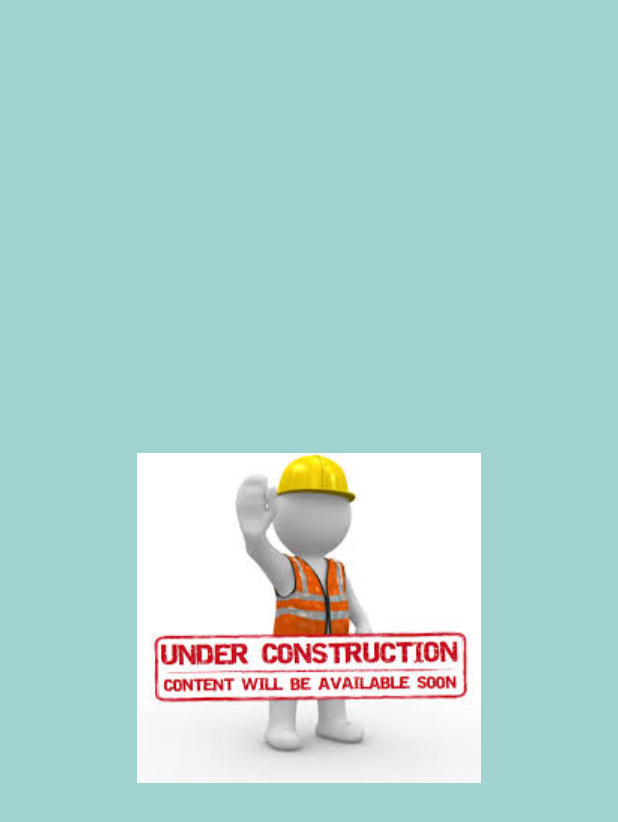
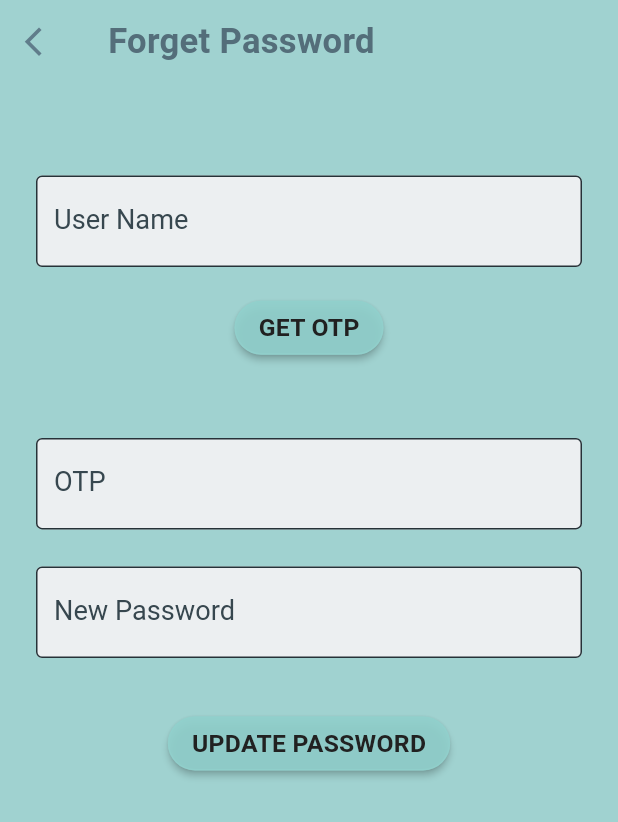
Before and after one commit to kiranb9555/Flutteriosbuild, a Flutter app: the screen it shows after launch, item 2 of the bottom bar chosen, after a tap on "Forget Password", on a phone screen of 412 x 824 dp. Shown: the top 822 px of the screen. Run offline on Flutter 3.47's test engine with Material 2 defaults, Android fonts, the phone set to English and light mode, and no system bars; our stand-ins replace animated_text_kit, cached_network_image, connectivity_plus, convex_bottom_bar, date_time_picker, device_info_plus and 7 more; missing offline and left inert: razorpay_flutter; accounts and stored records are empty.

Commit message:
password update
password update

```diff
--- a/lib/core/constant.dart
+++ b/lib/core/constant.dart
@@ -76,6 +76,10 @@ class Constant {
   /*
   * {"objReqValidateAndGenrateOTP":{"CompanyCode":"","UserId":"35","OTP": "9751","Password":"1234"}}
   * */
+  static const String API_CHANGE_PASSWORD = "ChangePasswordOutsideUser";
+  /*
+  * {"objReqOutsideLogin":{"OldPassword":"1234","Password":"123456","UserId":1}}
+  * */
 
   static const String API_APP_VERSION = "GetDeleteVersionDetail";
   /*
--- a/lib/core/util.dart
+++ b/lib/core/util.dart
@@ -80,7 +80,7 @@ class Util {
                 page: Home(),
               ),
             );
-          } else if (title == "Profile" || title == "Chat History") {
+          } else if (title == "Profile" || title == "Chat History" || title == "Change Password") {
             Navigator.pushReplacement(
               context,
               SlideLeftRoute(
--- /dev/null
+++ b/lib/module/forget_password.dart
@@ -0,0 +1,352 @@
+import 'dart:convert';
+
+import 'package:Counselinks/module/signin.dart';
+import 'package:Counselinks/shared/slide_left_route.dart';
+import 'package:flutter/material.dart';
+
+import '../core/constant.dart';
+import '../core/service_call.dart';
+import '../core/util.dart';
+import '../database/shared_pred_data.dart';
+
+class ForgetPassword extends StatefulWidget {
+  const ForgetPassword({Key? key}) : super(key: key);
+
+  @override
+  State<ForgetPassword> createState() => _ForgetPasswordState();
+}
+
+class _ForgetPasswordState extends State<ForgetPassword> {
+  TextEditingController userNameController = TextEditingController();
+  TextEditingController userIdController = TextEditingController();
+  TextEditingController otpController = TextEditingController();
+  TextEditingController otp1Controller = TextEditingController();
+  TextEditingController newPassController = TextEditingController();
+  final _otpFormKey = GlobalKey<FormState>();
+  final _formKey = GlobalKey<FormState>();
+  bool isUpdating = false;
+  bool isOtp = false;
+  var userLoginResponse;
+  dynamic userLoginData;
+
+  @override
+  void initState() {
+    // _getUserDetail();
+    super.initState();
+  }
+
+  _getUserDetail() async {
+    print("userNameController464464");
+    try {
+      userLoginResponse = (await SharedPrefData.getUserLoginData())!;
+      print("userNameController344");
+      print(userLoginResponse);
+      setState(() {
+        userLoginData = jsonDecode(userLoginResponse);
+        userNameController.text = userLoginData['responseObject'][0]['UserName'].toString();
+        print("userNameController");
+        print(userNameController.text);
+      });
+    } catch (e) {
+      print(e);
+    }
+  }
+
+  @override
+  Widget build(BuildContext context) {
+    return GestureDetector(
+      onTap: (){
+        FocusScope.of(context).requestFocus(new FocusNode());
+      },
+      child: WillPopScope(
+        onWillPop: () async {
+          Navigator.pushReplacement(
+            context,
+            SlideLeftRoute(
+              page: SignIn(),
+            ),
+          );
+          return false;
+        },
+        child: Container(
+          decoration: Util().boxDecoration(),
+          child: Scaffold(
+            backgroundColor: Colors.transparent,
+            appBar: Util().getAppBar(context, "Forget Password", Util().getScreenHeight(context), Util().getScreenHeight(context)),
+            body: Center(
+                child: _body()
+            ),
+          ),
+        ),
+      ),
+    );
+  }
+
+  _body(){
+    return Container(
+      // height: Util().getScreenHeight(context),context
+      padding: const EdgeInsets.symmetric(horizontal: 24, vertical: 16),
+      alignment: Alignment.bottomCenter,
+      child: SingleChildScrollView(
+        child: Column(
+          children: [
+            _otpTxt(),
+            _otpPassContainer()
+          ],
+        ),
+      ),
+    );
+  }
+
+  _otpTxt(){
+    return Form(
+        key: _otpFormKey,
+        child: Column(
+          children: [
+            _detailForm2("Enter User Name...", "User Name", userNameController),
+            SizedBox(
+              height: MediaQuery.of(context).size.height *0.02,
+            ),
+            !isOtp ? _otpButton("Get OTP") : Util().loadIndicator(),
+          ],
+        )
+    );
+  }
+
+  _otpPassContainer(){
+    double height = Util().getScreenHeight(context);
+    return Form(
+      key: _formKey,
+      child: Column(
+        mainAxisSize: MainAxisSize.min,
+        // crossAxisAlignment: CrossAxisAlignment.stretch,
+        children: [
+
+          SizedBox(
+            height: height * 0.06,
+          ),
+          _detailForm("Enter OTP...", "OTP", otpController),
+          SizedBox(
+            height: height * 0.03,
+          ),
+          _detailForm1("Enter New Password...", "New Password", newPassController),
+          SizedBox(
+            height: height * 0.04,
+          ),
+          !isUpdating ? _submitButton("Update Password") : Util().loadIndicator(),
+          SizedBox(
+            height: height * 0.15,
+          ),
+          SizedBox(
+            height: MediaQuery.of(context).size.height / 5,
+          ),
+
+        ],
+      ),
+    );
+  }
+
+  _detailForm(
+      String hintText, String labelText, TextEditingController controller) {
+    double fontSize = Util().getScreenHeight(context);
+    return TextFormField(
+      // onTap: () => print("email."),
+      validator: (value) => _validateField(value, labelText),
+      controller: controller,
+      cursorColor: Colors.blueGrey.shade900,
+      cursorHeight: 20.0,
+      enabled: true,
+      style: TextStyle(
+        color: Colors.blueGrey,
+        fontSize: fontSize * 0.022,
+      ),
+      decoration: Util().inputDecoration(labelText, hintText, fontSize),
+    );
+  }
+
+  _detailForm2(
+      String hintText, String labelText, TextEditingController controller) {
+    double fontSize = Util().getScreenHeight(context);
+    return TextFormField(
+      // onTap: () => print("email."),
+      // validator: (value) => _validateField(value, labelText),
+      controller: controller,
+      cursorColor: Colors.blueGrey.shade900,
+      cursorHeight: 20.0,
+      enabled: true,
+      style: TextStyle(
+        color: Colors.blueGrey,
+        fontSize: fontSize * 0.022,
+      ),
+      decoration: Util().inputDecoration(labelText, hintText, fontSize),
+    );
+  }
+
+
+  _detailForm1(
+      String hintText, String labelText, TextEditingController controller) {
+    double fontSize = Util().getScreenHeight(context);
+    return TextFormField(
+      validator: (value) => _validateField(value, labelText),
+      controller: controller,
+      cursorColor: Colors.blueGrey.shade900,
+      cursorHeight: 20.0,
+      obscureText: true,
+      style: TextStyle(
+        color: Colors.blueGrey,
+        fontSize: fontSize * 0.022,
+      ),
+      decoration: Util().inputDecoration(labelText, hintText, fontSize),
+    );
+  }
+
+  _validateField(value, labelText) {
+    if (value != null && value.toString().isNotEmpty) {
+      // if (labelText == "Email") {
+      //   var emailPattern =
+      //       r"^[a-zA-Z0-9.a-zA-Z0-9.!#$%&'*+-/=?^_`{|}~]+@[a-zA-Z0-9]+\.[a-zA-Z]+";
+      //   var match = RegExp(emailPattern, caseSensitive: false);
+      //   if (match.hasMatch(value!)) {
+      //     return null;
+      //   } else {
+      //     return 'Please enter valid email';
+      //   }
+      // }
+    } else {
+      return 'Please enter $labelText';
+    }
+  }
+
+  _otpButton(title) {
+    double fontSize = Util().getScreenHeight(context);
+    return ElevatedButton(
+      child: Util().getTextWithStyle1(
+          title: title.toUpperCase(),
+          color: Colors.grey.shade900,
+          fontSize: fontSize * 0.02,
+          fontWeight: FontWeight.w700),
+      style: Util().buttonStyle(
+          foregroundColor: Colors.white,
+          backgroundColor: const Color(0xFF91d0cc).withOpacity(0.9),
+          borderColor: const Color(0xFF91d0cc).withOpacity(0.7),
+          borderRadius: 18.0),
+      onPressed: () async {
+        FocusManager.instance.primaryFocus?.unfocus();
+        // String email = await SharedPrefData.getUserEmail();
+        setState(() {
+          isOtp = !isOtp;
+        });
+        _getOtp();
+      },
+    );
+  }
+
+  _getOtp() async {
+    Map<String, dynamic> passMap = {
+      "objReqValidateAndGenrateOTP":{
+        "CompanyCode":"",
+        "UserName":userNameController.text
+      }
+    };
+
+    print("userMap");
+    print(passMap);
+    ServiceCall()
+        .apiCall(context, Constant.API_BASE_URL + Constant.API_VALIDATE_GENERATE_OTP,
+        passMap)
+        .then((value) async {
+      print("value1324");
+      print(value);
+      if (value["responseCode"] == "1") {
+        Util().displayToastMsg(value["responseMessage"]);
+        userIdController.text = value["responseObject"][0]["UserId"].toString();
+        otp1Controller.text = value["responseObject"][0]["OTP"].toString();
+        setState(() {
+          isOtp = !isOtp;
+        });
+
+      } else if (value["responseCode"] == "0") {
+        Util().displayToastMsg(value["responseMessage"]);
+        setState(() {
+          isOtp = !isOtp;
+        });
+      }
+    });
+  }
+
+  _submitButton(title) {
+    double fontSize = Util().getScreenHeight(context);
+    return ElevatedButton(
+      child: Util().getTextWithStyle1(
+          title: title.toUpperCase(),
+          color: Colors.grey.shade900,
+          fontSize: fontSize * 0.02,
+          fontWeight: FontWeight.w700),
+      style: Util().buttonStyle(
+          foregroundColor: Colors.white,
+          backgroundColor: const Color(0xFF91d0cc).withOpacity(0.9),
+          borderColor: const Color(0xFF91d0cc).withOpacity(0.7),
+          borderRadius: 18.0),
+      onPressed: () async {
+        FocusManager.instance.primaryFocus?.unfocus();
+        // String email = await SharedPrefData.getUserEmail();
+        print("otp1343");
+        if (_formKey.currentState!.validate()) {
+          print("otp1111");
+          print(otpController.text);
+          print(otp1Controller.text);
+          if(otpController.text == otp1Controller.text){
+            setState(() {
+              isUpdating = !isUpdating;
+            });
+            _forgetPassword();
+          }else{
+            // setState(() {
+            //   isUpdating = !isUpdating;
+            // });
+            Util().displayToastMsg("OTP is Incorrect ...");
+          }
+
+        }
+      },
+    );
+  }
+
+  _forgetPassword() async {
+    Map<String, dynamic> passMap = {
+      "objReqValidateAndGenrateOTP":{
+        "CompanyCode":"",
+        "UserId":userIdController.text,
+        "OTP": otpController.text,
+        "Password": newPassController.text
+      }
+    };
+
+    print("userMap");
+    print(passMap);
+    ServiceCall()
+        .apiCall(context, Constant.API_BASE_URL + Constant.API_RESET_PASSWORD,
+        passMap)
+        .then((value) async {
+      print("value1324");
+      print(value);
+      if (value["responseCode"] == "1") {
+        Util().displayToastMsg(value["responseMessage"]);
+        setState(() {
+          isUpdating = !isUpdating;
+        });
+        Navigator.pushReplacement(
+          context,
+          SlideLeftRoute(
+            page: SignIn(),
+          ),
+        );
+      } else if (value["responseCode"] == "0") {
+        Util().displayToastMsg(value["responseMessage"]);
+        setState(() {
+          isUpdating = !isUpdating;
+        });
+      }
+    });
+  }
+}
--- a/lib/module/signin.dart
+++ b/lib/module/signin.dart
@@ -4,6 +4,7 @@ import 'package:Counselinks/core/constant.dart';
 import 'package:Counselinks/core/service_call.dart';
 import 'package:Counselinks/model/user_login_response.dart';
 import 'package:Counselinks/module/change_password.dart';
+import 'package:Counselinks/module/forget_password.dart';
 import 'package:Counselinks/module/home.dart';
 import 'package:Counselinks/module/otp_verification.dart';
 import 'package:Counselinks/module/school_login.dart';
@@ -53,7 +54,7 @@ class _SignInState extends State<SignIn> {
     setState(() {
       machineIdController.text = token.toString();
       print("machine Id");
-      print(machineIdController.text);
+      print(machineIdController.text.length);
     });
   }
 
@@ -340,7 +341,7 @@ class _SignInState extends State<SignIn> {
           Navigator.pushReplacement(
             context,
             SlideLeftRoute(
-              page: ChangePassword(),
+              page: ForgetPassword(),
             ),
           );
         },
--- a/lib/module/signup.dart
+++ b/lib/module/signup.dart
@@ -230,8 +230,6 @@ class _SignUpState extends State<SignUp> {
     );
   }
 
-
-
   _detailForm(String hintText, String labelText, double width,
       TextEditingController controller) {
     double fontSize = Util().getScreenHeight(context);
@@ -274,10 +272,6 @@ class _SignUpState extends State<SignUp> {
       return 'Please enter $labelText';
     }
   }
-
-
-
-
 
   _submitButton() {
     double fontSize = Util().getScreenHeight(context);
```
Also changed, not shown: lib/module/change_password.dart (+166 -16 lines), lib/module/otp_verification.dart (+27 -26 lines), lib/module/profile.dart (+10 -4 lines).
